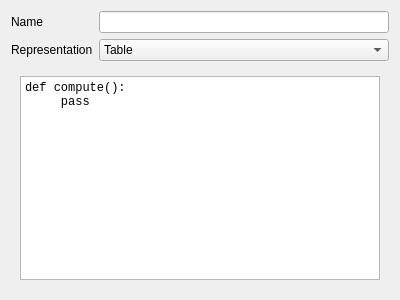
First picture: the form in CRIMSONSolver/Materials/ui/MaterialEditorWidget.ui, repository rkhlebnikov/CRIMSONPythonModules, before the edit.
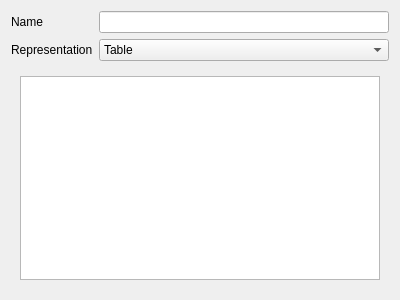
Second picture: the form after the edit. The open tabs and pages were chosen to show the change.

What changed in the file:
```diff
--- a/CRIMSONSolver/Materials/ui/MaterialEditorWidget.ui
+++ b/CRIMSONSolver/Materials/ui/MaterialEditorWidget.ui
@@ -158,15 +158,14 @@
      <widget class="QWidget" name="page_3">
       <layout class="QVBoxLayout" name="verticalLayout_2">
        <item>
-        <widget class="QPlainTextEdit" name="scriptTextEdit">
+        <widget class="QTextEdit" name="scriptTextEdit">
          <property name="font">
           <font>
            <family>Courier New</family>
           </font>
          </property>
-         <property name="plainText">
-          <string>def compute():
-     pass</string>
+         <property name="tabStopWidth">
+          <number>20</number>
          </property>
         </widget>
        </item>
```
Left out of the diff: 2 changed lines with no effect on the pictures.
